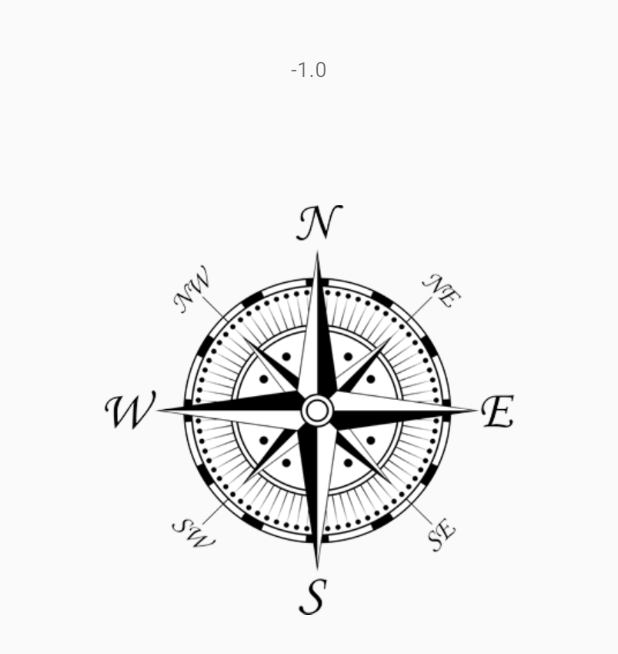
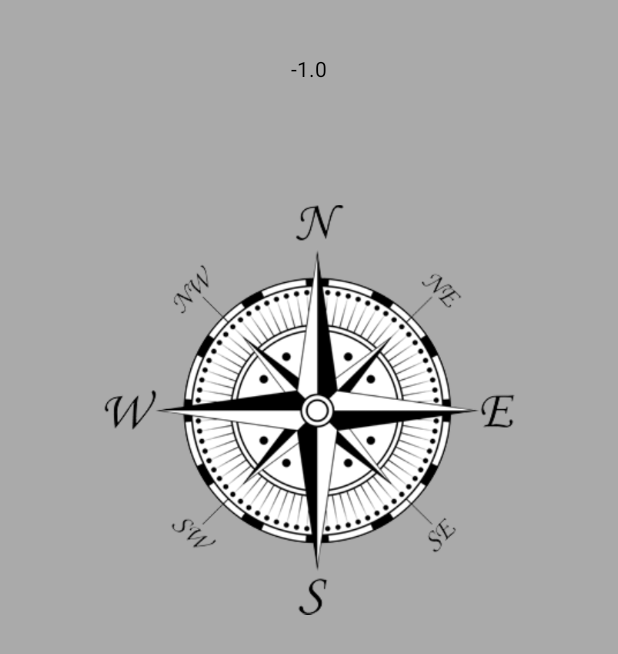
Before and after one commit to panosvas/OrientationReference, an Android app: the screen it shows after launch (MainActivity), on a phone screen of 412 x 824 dp. Shown: the top 654 px of the screen. Run offline under Robolectric (Android 15) with nearby library versions, the phone set to English and light mode, and no system bars; 1 statement that could not run was skipped.

Commit message:
minor ui fixes

```diff
--- a/app/src/main/res/layout/activity_main.xml
+++ b/app/src/main/res/layout/activity_main.xml
@@ -4,7 +4,8 @@
     android:paddingRight="@dimen/activity_horizontal_margin"
     android:paddingTop="@dimen/activity_vertical_margin"
     android:paddingBottom="@dimen/activity_vertical_margin" tools:context=".MainActivity"
-    android:keepScreenOn="true">
+    android:keepScreenOn="true"
+    android:background="@android:color/darker_gray">
 
     <TextView
         android:id="@+id/textView"
@@ -13,7 +14,8 @@
         android:layout_centerHorizontal="true"
         android:layout_marginBottom="40dp"
         android:layout_marginTop="20dp"
-        android:text="Heading: 0.0" />
+        android:text="Heading: 0.0"
+        android:textColor="#000000" />
 
     <ImageView
         android:id="@+id/imageViewCompass"
```
